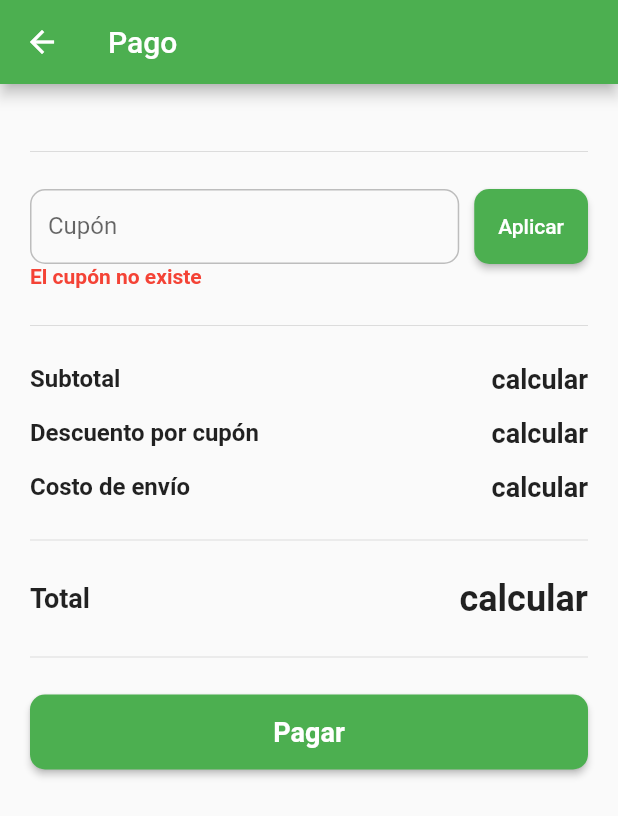
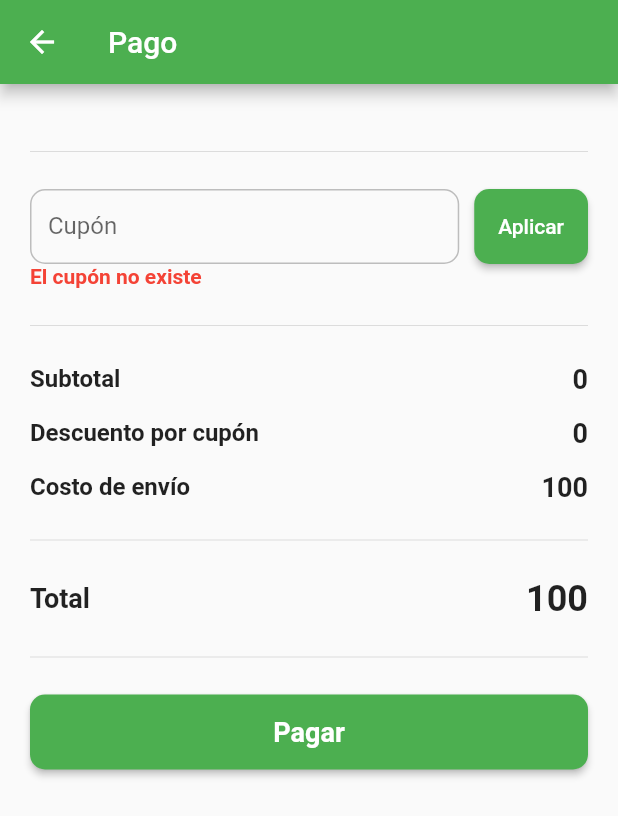
Before and after one commit to DavidOnofre24/prueba_uno, a Flutter app: the CheckoutPage screen opened by its route, after a tap on "Aplicar", on a phone screen of 412 x 824 dp. Shown: the top 816 px of the screen. Run offline on Flutter 3.47's test engine with Material 2 defaults, Android fonts, the phone set to English and light mode, and no system bars; our stand-ins replace badges.

Commit message:
calcular subtotal,costo envio, descuento y total

```diff
--- a/lib/app_controller.dart
+++ b/lib/app_controller.dart
@@ -52,9 +52,44 @@ class CatalogCartAndCheckout extends ChangeNotifier {
     }
   }
 
-  calculateTotal() {
-    // TODO: Implementar algoritmo para calcular total
+  int calculeSubtotal() {
+    var subtotal = 0;
+
+    final listProduct =
+        products.where((element) => element.selected == 1).toList();
+
+    for (var product in listProduct) {
+      subtotal += product.price! * product.quantity!;
+    }
+
+    return subtotal;
   }
+
+  int calculeShippingCost() {
+    if (calculeSubtotal() > 500) {
+      return 0;
+    } else {
+      return 100;
+    }
+  }
+
+  int calculeDiscountCoupon() {
+    final subtotal = calculeSubtotal();
+    if (coupon != null) {
+      if (coupon!.type == 'DISCOUNT_PERCENTAGE' &&
+          subtotal > coupon!.payload!['minimum']) {
+        return (-subtotal * (coupon!.payload!['value'] / 100)).toInt();
+      }
+      if (coupon!.type == 'DISCOUNT_FIXED' &&
+          subtotal > coupon!.payload!['minimum']) {
+        return -coupon!.payload!['value'];
+      }
+    }
+    return 0;
+  }
+
+  int calculateTotal() =>
+      calculeSubtotal() + calculeDiscountCoupon() + calculeShippingCost();
 
   getCoupon(String code) async {
     error = null;
--- a/lib/pages/checkout_page.dart
+++ b/lib/pages/checkout_page.dart
@@ -36,6 +36,7 @@ class _CheckoutPageState extends State<CheckoutPage> {
 
   @override
   Widget build(BuildContext context) {
+    var appController = Provider.of<CatalogCartAndCheckout>(context);
     return Scaffold(
       appBar: AppBar(title: const Text("Pago")),
       body: Consumer<CatalogCartAndCheckout>(
@@ -132,12 +133,10 @@ class _CheckoutPageState extends State<CheckoutPage> {
                     ],
                   ),
                 const Divider(height: 50),
-                Wrap(
-                  runSpacing: 15,
+                Wrap(runSpacing: 15, children: [
+                  Row(
                     children: [
-                    Row(
-                      children: const [
-                        Expanded(
+                      const Expanded(
                           child: Text(
                         "Subtotal",
                         style: TextStyle(
@@ -146,8 +145,8 @@ class _CheckoutPageState extends State<CheckoutPage> {
                         ),
                       )),
                       Text(
-                          "calcular",
-                          style: TextStyle(
+                        '${appController.calculeSubtotal()}',
+                        style: const TextStyle(
                           fontSize: 18,
                           fontWeight: FontWeight.w600,
                         ),
@@ -155,8 +154,8 @@ class _CheckoutPageState extends State<CheckoutPage> {
                     ],
                   ),
                   Row(
-                      children: const [
-                        Expanded(
+                    children: [
+                      const Expanded(
                           child: Text(
                         "Descuento por cupón",
                         style: TextStyle(
@@ -165,39 +164,30 @@ class _CheckoutPageState extends State<CheckoutPage> {
                         ),
                       )),
                       Text(
-                          "calcular",
-                          style: TextStyle(
+                        '${appController.calculeDiscountCoupon()}',
+                        style: const TextStyle(
                           fontSize: 18,
                           fontWeight: FontWeight.w600,
                         ),
                       ),
                     ],
                   ),
-                    Row(
-                      children: const [
-                        Expanded(
-                            child: Text(
-                          "Costo de envío",
+                  Row(children: [
+                    const Expanded(
+                        child: Text("Costo de envío",
                             style: TextStyle(
-                            fontSize: 16,
-                            fontWeight: FontWeight.w600,
-                          ),
-                        )),
-                        Text(
-                          "calcular",
-                          style: TextStyle(
+                                fontSize: 16, fontWeight: FontWeight.w600))),
+                    Text("${appController.calculeShippingCost()}",
+                        style: const TextStyle(
                           fontSize: 18,
                           fontWeight: FontWeight.w600,
-                          ),
-                        ),
-                      ],
-                    ),
-                  ],
-                ),
+                        ))
+                  ])
+                ]),
                 const Divider(height: 50),
                 Row(
-                  children: const [
-                    Expanded(
+                  children: [
+                    const Expanded(
                       child: Text(
                         "Total",
                         style: TextStyle(
@@ -207,8 +197,8 @@ class _CheckoutPageState extends State<CheckoutPage> {
                       ),
                     ),
                     Text(
-                      "calcular",
-                      style: TextStyle(
+                      "${appController.calculateTotal()}",
+                      style: const TextStyle(
                         fontSize: 24,
                         fontWeight: FontWeight.w600,
                       ),
--- a/lib/pages/home_page.dart
+++ b/lib/pages/home_page.dart
@@ -2,9 +2,9 @@ import 'package:badges/badges.dart';
 import 'package:flutter/material.dart';
 import 'package:provider/provider.dart';
 import 'package:separate_api/app_controller.dart';
-import 'package:separate_api/shop.dart';
 
 import '../models/product_model.dart';
+import '../widgets/product_home_widget.dart';
 
 class HomePage extends StatefulWidget {
   const HomePage({Key? key}) : super(key: key);
@@ -54,3 +54,29 @@ class _HomePageState extends State<HomePage> {
   //   });
   // }
 }
+
+class ShopSection extends StatefulWidget {
+  const ShopSection({Key? key}) : super(key: key);
+
+  @override
+  State<ShopSection> createState() => _ShopSectionState();
+}
+
+class _ShopSectionState extends State<ShopSection> {
+  @override
+  Widget build(BuildContext context) {
+    return Consumer<CatalogCartAndCheckout>(
+      builder: (context, catalog, child) {
+        return ListView(
+          padding: const EdgeInsets.all(20),
+          children: catalog.products.map((e) {
+            return Container(
+              margin: const EdgeInsets.only(bottom: 10),
+              child: ProductW(product: e),
+            );
+          }).toList(),
+        );
+      },
+    );
+  }
+}
--- a/packages/api/lib/data/coupons.dart
+++ b/packages/api/lib/data/coupons.dart
@@ -15,7 +15,7 @@ final couponsDb = {
     "description": "100 de descuento en el total de tu compra",
     "type": "DISCOUNT_FIXED",
     "payload": {
-      "value": 10,
+      "value": 100,
       "minimum": 700,
     },
   },
```
Lines whose indentation alone changed are shown as unchanged.
